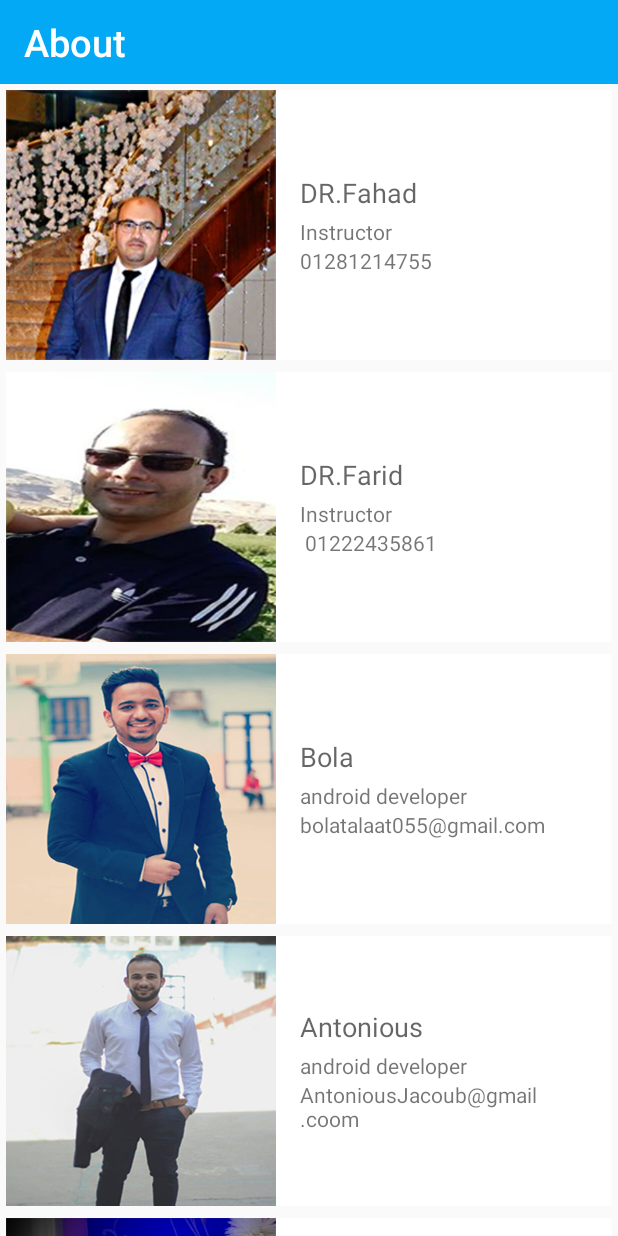
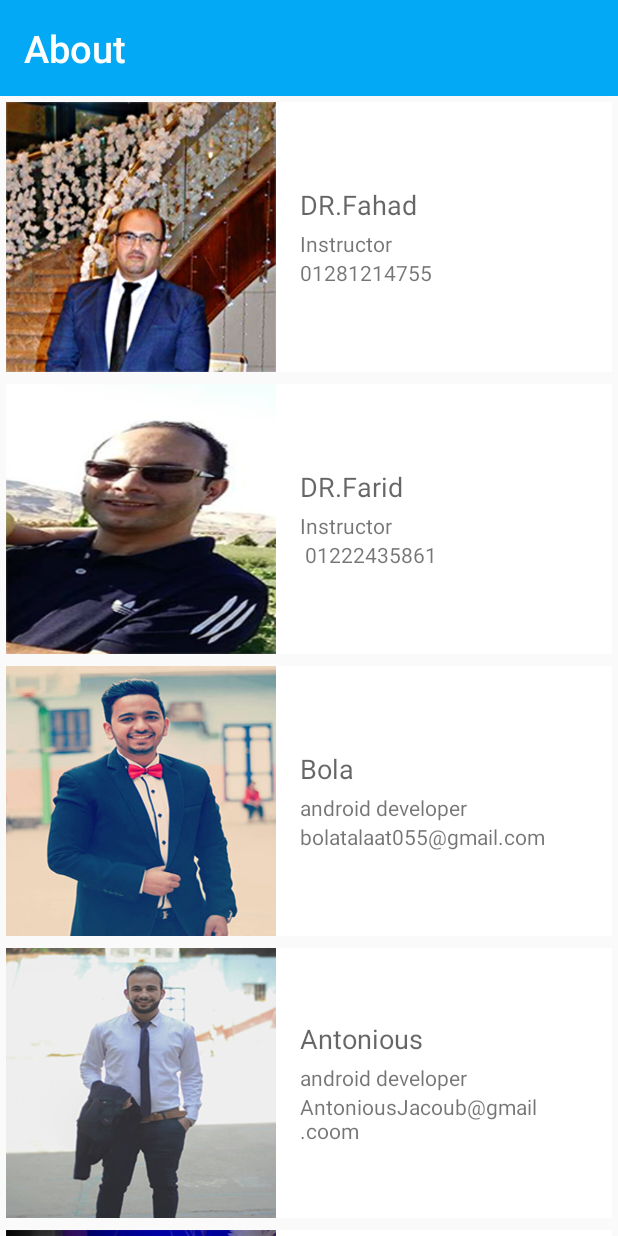
Before and after one commit to BolaTalaat/Catch, an Android app: the About screen opened directly, with no data from a screen before it, on a phone screen of 412 x 824 dp. Run offline under Robolectric (Android 15) with nearby library versions, the phone set to English and light mode, and no system bars.

Commit message:
Design version 1

```diff
--- a/app/src/main/java/com/example/corsatk/view/LoginMainDesign.java
+++ b/app/src/main/java/com/example/corsatk/view/LoginMainDesign.java
@@ -124,7 +124,9 @@ public class LoginMainDesign extends AppCompatActivity implements View.OnClickLi
         int id = v.getId();
         switch (id) {
             case R.id.btnLogin:
-                onLogin();
+                //onLogin();
+                startActivity(new Intent(LoginMainDesign.this, MainActivity.class));
+                finish();
         }   }
 
     private void onRegister() {
--- a/app/src/main/res/layout/activity_about.xml
+++ b/app/src/main/res/layout/activity_about.xml
@@ -1,6 +1,7 @@
 <?xml version="1.0" encoding="utf-8"?>
 <LinearLayout xmlns:android="http://schemas.android.com/apk/res/android"
     xmlns:tools="http://schemas.android.com/tools"
+    xmlns:app="http://schemas.android.com/apk/res-auto"
     android:id="@+id/activity_about"
     android:layout_width="match_parent"
     android:layout_height="match_parent"
@@ -13,6 +14,7 @@
         layout="@layout/app_bar" />
     <android.support.v7.widget.RecyclerView
         android:id="@+id/rv"
+        app:layout_behavior="@string/appbar_scrolling_view_behavior"
         android:layout_width="match_parent"
         android:layout_height="match_parent" />
 
--- a/app/src/main/res/layout/app_bar.xml
+++ b/app/src/main/res/layout/app_bar.xml
@@ -3,9 +3,9 @@
     xmlns:android="http://schemas.android.com/apk/res/android"
     xmlns:app="http://schemas.android.com/apk/res-auto"
     android:layout_width="match_parent"
-    android:layout_height="wrap_content"
+    android:layout_height="64dp"
     android:background="@color/colorPrimary"
-    android:paddingTop="@dimen/app_bar_top_padding"
+    android:minHeight="?attr/actionBarSize"
     app:theme="@style/Base.ThemeOverlay.AppCompat.Dark.ActionBar"
     app:popupTheme="@style/ThemeOverlay.AppCompat.Light" >
 
@@ -13,6 +13,7 @@
         android:id="@+id/toolbar_title"
         android:layout_width="wrap_content"
         android:layout_height="wrap_content"
+
         style="@style/TextAppearance.AppCompat.Widget.ActionBar.Title"
         android:textSize="@dimen/nav_title_txtSize"/>
 
```
Also changed, not shown: app/src/main/res/layout/activity_course_details.xml (+10 -19 lines).
